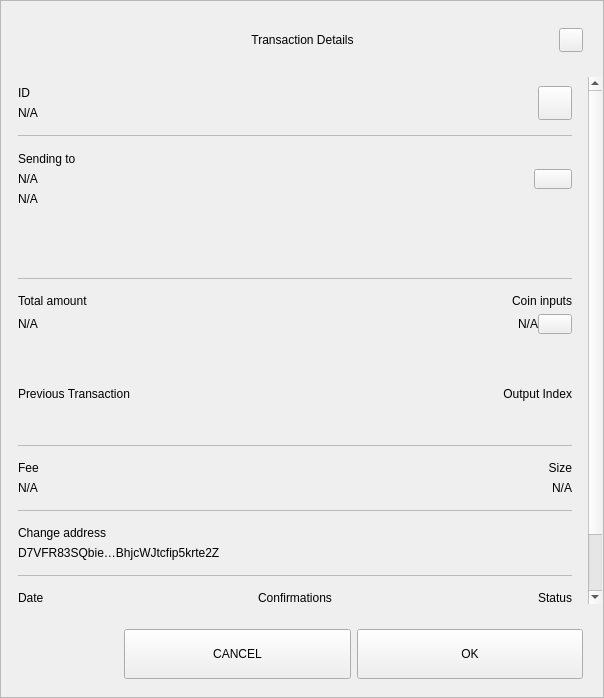
Cryptosharescoin/shares, file src/qt/cryptoshares/forms/sendconfirmdialog.ui: the form before one commit.
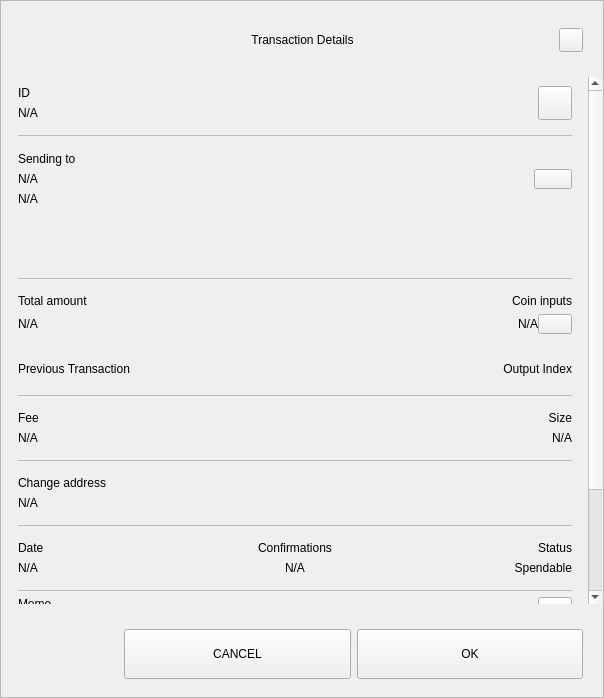
The form after the commit.

```diff
--- a/src/qt/cryptoshares/forms/sendconfirmdialog.ui
+++ b/src/qt/cryptoshares/forms/sendconfirmdialog.ui
@@ -18,7 +18,7 @@
   </property>
   <property name="minimumSize">
    <size>
-    <width>574</width>
+    <width>580</width>
     <height>500</height>
    </size>
   </property>
@@ -181,7 +181,7 @@
         <property name="minimumSize">
          <size>
           <width>0</width>
-          <height>0</height>
+          <height>450</height>
          </size>
         </property>
         <layout class="QVBoxLayout" name="verticalLayout_4">
@@ -219,7 +219,7 @@
               <x>0</x>
               <y>0</y>
               <width>586</width>
-              <height>644</height>
+              <height>700</height>
              </rect>
             </property>
             <property name="autoFillBackground">
@@ -596,7 +596,7 @@
                   </layout>
                  </widget>
                 </item>
-                <item>
+                <item alignment="Qt::AlignTop">
                  <widget class="QFrame" name="gridInputs">
                   <property name="sizePolicy">
                    <sizepolicy hsizetype="Preferred" vsizetype="MinimumExpanding">
@@ -607,7 +607,7 @@
                   <property name="minimumSize">
                    <size>
                     <width>0</width>
-                    <height>90</height>
+                    <height>40</height>
                    </size>
                   </property>
                   <property name="lineWidth">
@@ -799,7 +799,7 @@
                    <item>
                     <widget class="QLabel" name="textChange">
                      <property name="text">
-                      <string>D7VFR83SQbie…BhjcWJtcfip5krte2Z </string>
+                      <string notr="true">N/A</string>
                      </property>
                     </widget>
                    </item>
@@ -902,7 +902,7 @@
                    <item row="1" column="0">
                     <widget class="QLabel" name="textDate">
                      <property name="text">
-                      <string>May 25, 2017</string>
+                      <string notr="true">N/A</string>
                      </property>
                      <property name="alignment">
                       <set>Qt::AlignLeading|Qt::AlignLeft|Qt::AlignVCenter</set>
@@ -928,6 +928,119 @@
                   </property>
                  </widget>
                 </item>
+                <item>
+                 <widget class="QWidget" name="contentMemo" native="true">
+                  <layout class="QVBoxLayout" name="contentMemo_layout">
+                   <property name="spacing">
+                    <number>0</number>
+                   </property>
+                   <property name="leftMargin">
+                    <number>0</number>
+                   </property>
+                   <property name="topMargin">
+                    <number>0</number>
+                   </property>
+                   <property name="rightMargin">
+                    <number>0</number>
+                   </property>
+                   <property name="bottomMargin">
+                    <number>0</number>
+                   </property>
+                   <item>
+                    <layout class="QHBoxLayout" name="horizontalLayout_2">
+                     <property name="spacing">
+                      <number>0</number>
+                     </property>
+                     <item>
+                      <widget class="QLabel" name="labelMemo">
+                       <property name="maximumSize">
+                        <size>
+                         <width>16777215</width>
+                         <height>16777215</height>
+                        </size>
+                       </property>
+                       <property name="text">
+                        <string>Memo</string>
+                       </property>
+                       <property name="alignment">
+                        <set>Qt::AlignLeading|Qt::AlignLeft|Qt::AlignTop</set>
+                       </property>
+                      </widget>
+                     </item>
+                     <item>
+                      <widget class="QPushButton" name="pushCopyMemo">
+                       <property name="minimumSize">
+                        <size>
+                         <width>34</width>
+                         <height>34</height>
+                        </size>
+                       </property>
+                       <property name="maximumSize">
+                        <size>
+                         <width>34</width>
+                         <height>34</height>
+                        </size>
+                       </property>
+                       <property name="focusPolicy">
+                        <enum>Qt::NoFocus</enum>
+                       </property>
+                       <property name="text">
+                        <string/>
+                       </property>
+                       <property name="iconSize">
+                        <size>
+                         <width>18</width>
+                         <height>18</height>
+                        </size>
+                       </property>
+                      </widget>
+                     </item>
+                    </layout>
+                   </item>
+                   <item>
+                    <widget class="QPlainTextEdit" name="textMemo">
+                     <property name="sizePolicy">
+                      <sizepolicy hsizetype="Expanding" vsizetype="MinimumExpanding">
+                       <horstretch>0</horstretch>
+                       <verstretch>0</verstretch>
+                      </sizepolicy>
+                     </property>
+                     <property name="verticalScrollBarPolicy">
+                      <enum>Qt::ScrollBarAsNeeded</enum>
+                     </property>
+                     <property name="horizontalScrollBarPolicy">
+                      <enum>Qt::ScrollBarAlwaysOff</enum>
+                     </property>
+                     <property name="sizeAdjustPolicy">
+                      <enum>QAbstractScrollArea::AdjustToContents</enum>
+                     </property>
+                     <property name="undoRedoEnabled">
+                      <bool>false</bool>
+                     </property>
+                     <property name="readOnly">
+                      <bool>true</bool>
+                     </property>
+                    </widget>
+                   </item>
+                  </layout>
+                 </widget>
+                </item>
+                <item>
+                 <widget class="QLabel" name="labelDividerMemo">
+                  <property name="maximumSize">
+                   <size>
+                    <width>16777215</width>
+                    <height>1</height>
+                   </size>
+                  </property>
+                  <property name="styleSheet">
+                   <string notr="true">background-color:#bababa;</string>
+                  </property>
+                  <property name="text">
+                   <string/>
+                  </property>
+                 </widget>
+                </item>
                 <item>
                  <spacer name="verticalSpacer_2">
                   <property name="orientation">
```
Left out of the diff: 4 changed lines with no effect on the pictures.
